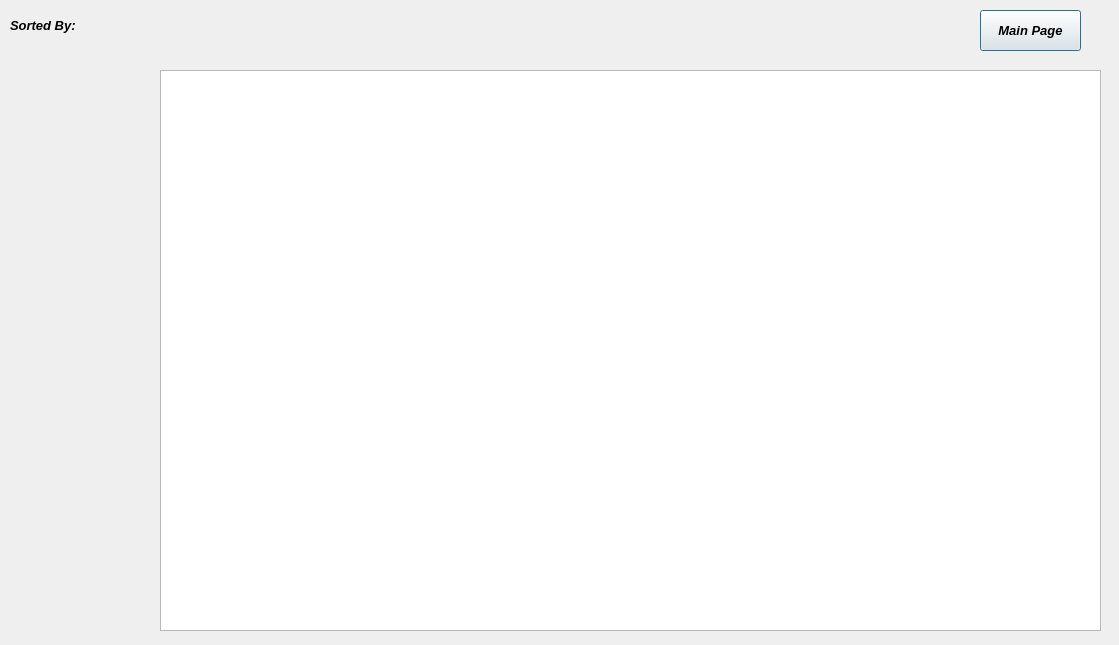
Ling2251/CS1D-Project-2-Baseball-Project, file displaypage.ui: the form before one commit.
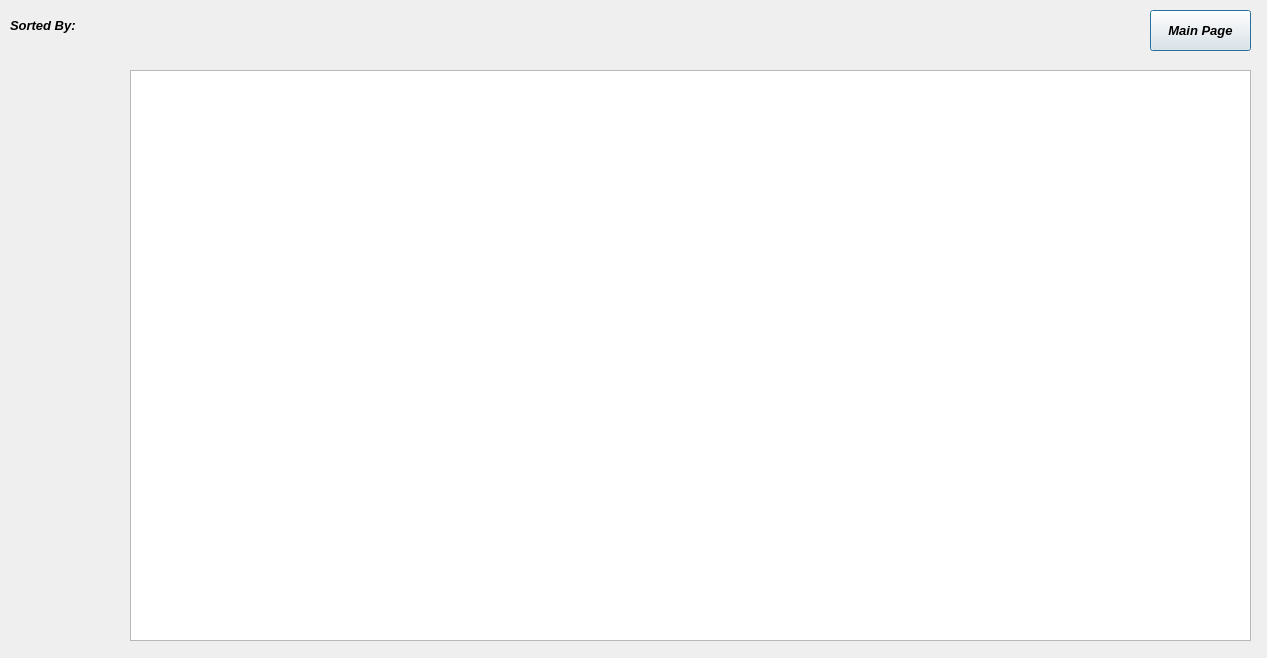
The form after the commit.

Commit message: fix the table view to table widget

```diff
--- a/displaypage.ui
+++ b/displaypage.ui
@@ -6,8 +6,8 @@
    <rect>
     <x>0</x>
     <y>0</y>
-    <width>1119</width>
-    <height>645</height>
+    <width>1267</width>
+    <height>658</height>
    </rect>
   </property>
   <property name="windowTitle">
@@ -16,7 +16,7 @@
   <widget class="QPushButton" name="mainPagrButton">
    <property name="geometry">
     <rect>
-     <x>980</x>
+     <x>1150</x>
      <y>10</y>
      <width>101</width>
      <height>41</height>
@@ -35,16 +35,6 @@
     <string>Main Page</string>
    </property>
   </widget>
-  <widget class="QTableView" name="StadiumtableView">
-   <property name="geometry">
-    <rect>
-     <x>160</x>
-     <y>70</y>
-     <width>941</width>
-     <height>561</height>
-    </rect>
-   </property>
-  </widget>
   <widget class="QLabel" name="BackgroundImag">
    <property name="geometry">
     <rect>
@@ -80,6 +70,38 @@
     <string>Sorted By:</string>
    </property>
   </widget>
+  <widget class="QTableWidget" name="StadiumtableWidget">
+   <property name="geometry">
+    <rect>
+     <x>130</x>
+     <y>70</y>
+     <width>1121</width>
+     <height>571</height>
+    </rect>
+   </property>
+  </widget>
+  <widget class="QLabel" name="SortedLabel">
+   <property name="geometry">
+    <rect>
+     <x>110</x>
+     <y>10</y>
+     <width>201</width>
+     <height>31</height>
+    </rect>
+   </property>
+   <property name="font">
+    <font>
+     <family>Arial</family>
+     <pointsize>10</pointsize>
+     <weight>75</weight>
+     <italic>true</italic>
+     <bold>true</bold>
+    </font>
+   </property>
+   <property name="text">
+    <string/>
+   </property>
+  </widget>
   <zorder>BackgroundImag</zorder>
   <zorder>mainPagrButton</zorder>
   <zorder>StadiumtableView</zorder>
```
Left out of the diff: 3 changed lines with no effect on the pictures. The commit also changes 1 other file.
